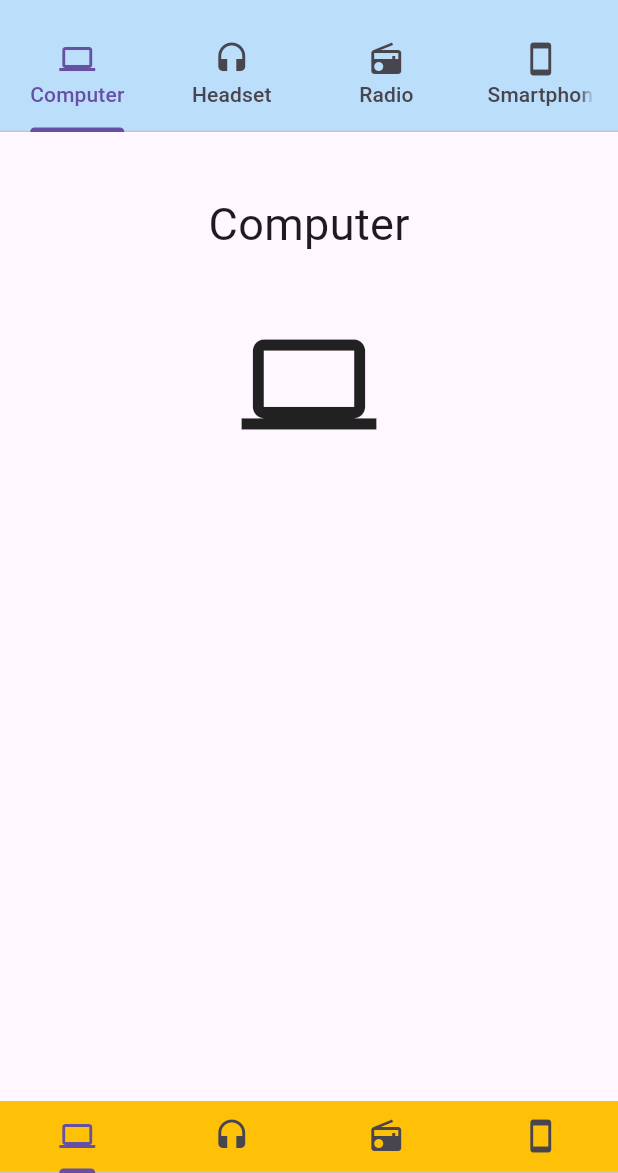
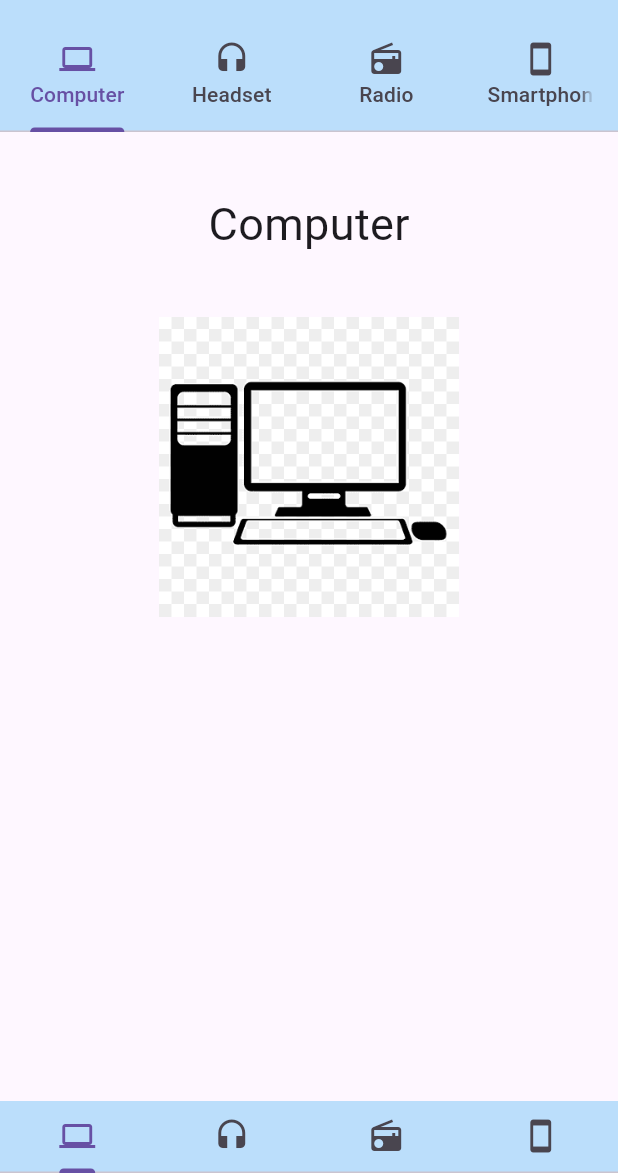
Before and after one commit to anthrofax/roll_dice_app, a Flutter app: the screen it shows after launch, on a phone screen of 412 x 824 dp, the part 63-1236 px from its top. Run offline on Flutter 3.47's test engine with Material 3 defaults, Android fonts, the phone set to English and light mode, and no system bars.

Commit message:
Adding image in flutter

```diff
--- a/lib/hal_komputer.dart
+++ b/lib/hal_komputer.dart
@@ -5,13 +5,19 @@ class Computer extends StatelessWidget {
 
   @override
   Widget build(BuildContext context) {
-    return const Center(
+    return Center(
       child: Column(
         children: [
-          Padding(padding: EdgeInsets.all(20.0)),
-          Text('Computer', style: TextStyle(fontSize: 30.0),),
-          Padding(padding: EdgeInsets.all(20.0)),
-          Icon(Icons.computer, size: 90.0,)
+          const Padding(padding: EdgeInsets.all(20.0)),
+          const Text(
+            'Computer',
+            style: TextStyle(fontSize: 30.0),
+          ),
+          const Padding(padding: EdgeInsets.all(20.0)),
+          Image.asset(
+            'img/computer.png',
+            width: 200.0,
+          ),
         ],
       ),
     );
--- a/lib/hal_smartphone.dart
+++ b/lib/hal_smartphone.dart
@@ -11,7 +11,7 @@ class Smartphone extends StatelessWidget {
           Padding(padding: EdgeInsets.all(20.0)),
           Text('Phone', style: TextStyle(fontSize: 30.0),),
           Padding(padding: EdgeInsets.all(20.0)),
-          Icon(Icons.smartphone, size: 90.0,)
+          Image(image: NetworkImage('https://img.freepik.com/free-vector/realistic-front-view-smartphone-mockup-mobile-iphone-purple-frame-with-blank-white-display-vector_90220-959.jpg?size=338&ext=jpg&ga=GA1.1.632798143.1705968000&semt=ais'),)
         ],
       ),
     );
--- a/lib/main.dart
+++ b/lib/main.dart
@@ -59,7 +59,7 @@ class _HomeState extends State<Home> with SingleTickerProviderStateMixin {
         ],
       ),
       bottomNavigationBar: Material(
-        color: Colors.amber,
+        color: Colors.blue[100],
         child: TabBar(
           controller: controller,
           tabs: const [
--- a/pubspec.yaml
+++ b/pubspec.yaml
@@ -62,6 +62,9 @@ flutter:
   # assets:
   #   - images/a_dot_burr.jpeg
   #   - images/a_dot_ham.jpeg
+  assets:
+  - img/computer.png
+  - img/headset.png
 
   # An image asset can refer to one or more resolution-specific "variants", see
   # https://flutter.dev/assets-and-images/#resolution-aware
```
Also changed, not shown: lib/hal_headset.dart (+11 -5 lines), lib/hal_radio.dart (+8 -2 lines), img/computer.png (added), img/headset.png (added).
